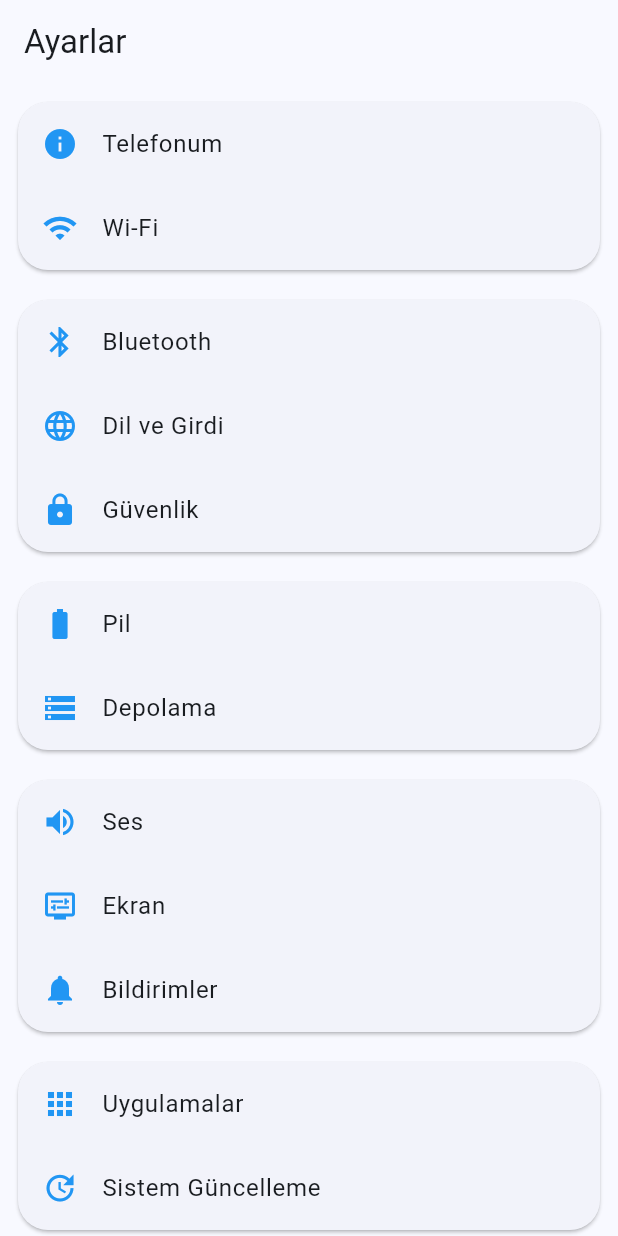
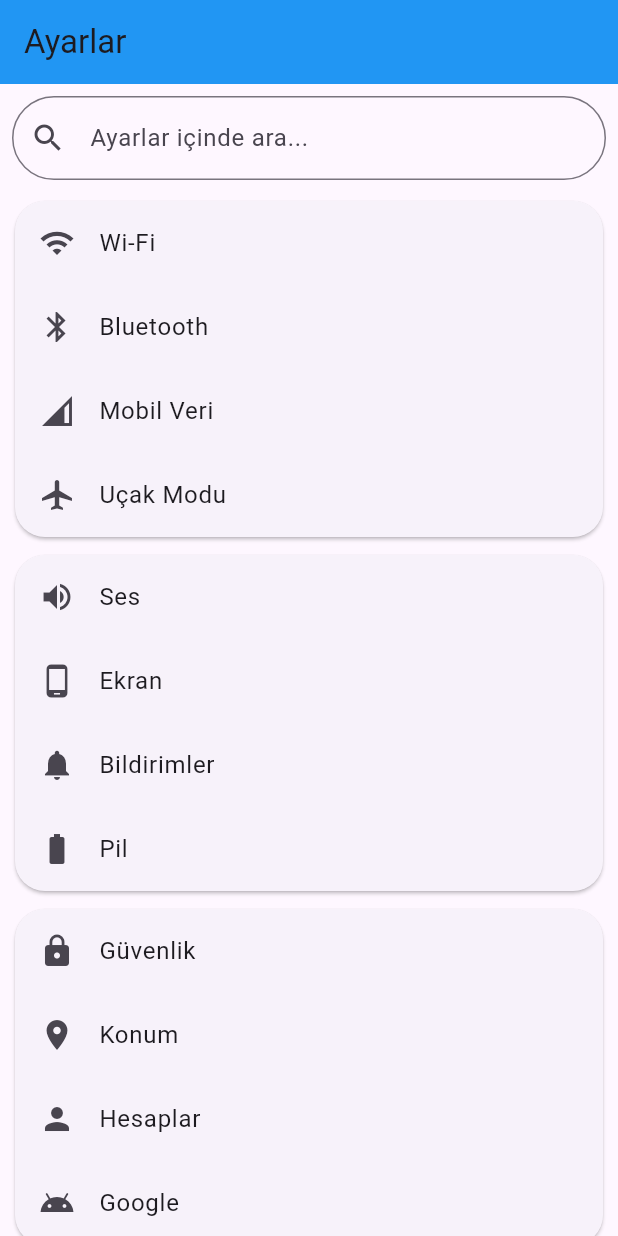
Before and after one commit to nsibvlizad-hub/Sin, a Flutter app: the screen it shows after launch, on a phone screen of 412 x 824 dp. Run offline on Flutter 3.47's test engine with Material 3 defaults, Android fonts, the phone set to English and light mode, and no system bars; our stand-ins replace shared_preferences.

Commit message:
Update main.dart

```diff
--- a/lib/main.dart
+++ b/lib/main.dart
@@ -1,5 +1,4 @@
 import 'package:flutter/material.dart';
-import 'package:android_intent_plus/android_intent.dart';
 
 void main() {
   runApp(const MyApp());
@@ -11,134 +10,156 @@ class MyApp extends StatelessWidget {
   @override
   Widget build(BuildContext context) {
     return MaterialApp(
-      title: 'Ayarlar Klonu',
-      theme: ThemeData(useMaterial3: true, colorSchemeSeed: Colors.blue),
-      home: const SettingsPage(),
       debugShowCheckedModeBanner: false,
+      title: 'Ayarlar',
+      theme: ThemeData(
+        primarySwatch: Colors.blue,
+      ),
+      home: const SettingsHome(),
     );
   }
 }
 
-class SettingsPage extends StatelessWidget {
-  const SettingsPage({super.key});
+class SettingsHome extends StatefulWidget {
+  const SettingsHome({super.key});
 
-  void _openSystemSetting(String action) {
-    final intent = AndroidIntent(action: action);
-    intent.launch();
+  @override
+  State<SettingsHome> createState() => _SettingsHomeState();
+}
+
+class _SettingsHomeState extends State<SettingsHome> {
+  String query = "";
+
+  final Map<String, List<Map<String, dynamic>>> settings = {
+    "Bağlantılar": [
+      {"title": "Wi-Fi", "icon": Icons.wifi},
+      {"title": "Bluetooth", "icon": Icons.bluetooth},
+      {"title": "Mobil Veri", "icon": Icons.network_cell},
+      {"title": "Uçak Modu", "icon": Icons.airplanemode_active},
+    ],
+    "Cihaz": [
+      {"title": "Ses", "icon": Icons.volume_up},
+      {"title": "Ekran", "icon": Icons.phone_android},
+      {"title": "Bildirimler", "icon": Icons.notifications},
+      {"title": "Pil", "icon": Icons.battery_full},
+    ],
+    "Kişisel": [
+      {"title": "Güvenlik", "icon": Icons.lock},
+      {"title": "Konum", "icon": Icons.location_on},
+      {"title": "Hesaplar", "icon": Icons.person},
+      {"title": "Google", "icon": Icons.android},
+    ],
+    "Sistem": [
+      {"title": "Dil ve Giriş", "icon": Icons.language},
+      {"title": "Yedekleme", "icon": Icons.backup},
+      {"title": "Geliştirici Seçenekleri", "icon": Icons.developer_mode},
+      {"title": "Telefonum", "icon": Icons.phone_iphone, "page": PhoneInfoPage()},
+    ],
+  };
+
+  @override
+  Widget build(BuildContext context) {
+    return Scaffold(
+      appBar: AppBar(
+        title: const Text("Ayarlar"),
+        backgroundColor: Colors.blue,
+      ),
+      body: Column(
+        children: [
+          // 🔍 Arama Çubuğu
+          Padding(
+            padding: const EdgeInsets.all(8.0),
+            child: TextField(
+              decoration: InputDecoration(
+                prefixIcon: const Icon(Icons.search),
+                hintText: "Ayarlar içinde ara...",
+                border: OutlineInputBorder(
+                  borderRadius: BorderRadius.circular(30),
+                ),
+              ),
+              onChanged: (value) {
+                setState(() {
+                  query = value.toLowerCase();
+                });
+              },
+            ),
+          ),
+          // 📋 Liste
+          Expanded(
+            child: ListView(
+              children: settings.entries.map((entry) {
+                final group = entry.value
+                    .where((item) =>
+                        item["title"].toLowerCase().contains(query))
+                    .toList();
+
+                if (group.isEmpty) return const SizedBox.shrink();
+
+                return Card(
+                  margin: const EdgeInsets.symmetric(
+                      vertical: 6.0, horizontal: 10.0),
+                  shape: RoundedRectangleBorder(
+                      borderRadius: BorderRadius.circular(20)),
+                  child: Column(
+                    children: group.map((item) {
+                      return ListTile(
+                        leading: Icon(item["icon"]),
+                        title: Text(item["title"]),
+                        onTap: () {
+                          if (item["page"] != null) {
+                            Navigator.push(
+                              context,
+                              MaterialPageRoute(
+                                  builder: (context) => item["page"]),
+                            );
+                          }
+                        },
+                      );
+                    }).toList(),
+                  ),
+                );
+              }).toList(),
+            ),
+          ),
+        ],
+      ),
+    );
+  }
+}
+
+class PhoneInfoPage extends StatelessWidget {
+  const PhoneInfoPage({super.key});
+
+  Widget buildInfoTile(String title, String value) {
+    return ListTile(
+      title: Text(title,
+          style: const TextStyle(fontWeight: FontWeight.bold, fontSize: 16)),
+      subtitle: Text(value, style: const TextStyle(fontSize: 15)),
+    );
   }
 
   @override
   Widget build(BuildContext context) {
     return Scaffold(
-      appBar: AppBar(title: const Text("Ayarlar")),
+      appBar: AppBar(
+        title: const Text("Telefonum"),
+        backgroundColor: Colors.blue,
+      ),
       body: ListView(
-        padding: const EdgeInsets.all(8),
         children: [
-          // 📌 Grup 1
-          _buildCard(context, [
-            _buildTile(context, Icons.info, "Telefonum", onTap: () {
-              Navigator.push(
-                context,
-                MaterialPageRoute(builder: (context) => const TelefonumPage()),
-              );
-            }),
-            _buildTile(context, Icons.wifi, "Wi-Fi",
-                onTap: () => _openSystemSetting("android.settings.WIFI_SETTINGS")),
-          ]),
-          const SizedBox(height: 12),
-
-          // 📌 Grup 2
-          _buildCard(context, [
-            _buildTile(context, Icons.bluetooth, "Bluetooth",
-                onTap: () => _openSystemSetting("android.settings.BLUETOOTH_SETTINGS")),
-            _buildTile(context, Icons.language, "Dil ve Girdi",
-                onTap: () => _openSystemSetting("android.settings.LOCALE_SETTINGS")),
-            _buildTile(context, Icons.lock, "Güvenlik",
-                onTap: () => _openSystemSetting("android.settings.SECURITY_SETTINGS")),
-          ]),
-          const SizedBox(height: 12),
-
-          // 📌 Grup 3
-          _buildCard(context, [
-            _buildTile(context, Icons.battery_full, "Pil",
-                onTap: () => _openSystemSetting("android.settings.BATTERY_SAVER_SETTINGS")),
-            _buildTile(context, Icons.storage, "Depolama",
-                onTap: () => _openSystemSetting("android.settings.INTERNAL_STORAGE_SETTINGS")),
-          ]),
-          const SizedBox(height: 12),
-
-          // 📌 Grup 4
-          _buildCard(context, [
-            _buildTile(context, Icons.volume_up, "Ses",
-                onTap: () => _openSystemSetting("android.settings.SOUND_SETTINGS")),
-            _buildTile(context, Icons.display_settings, "Ekran",
-                onTap: () => _openSystemSetting("android.settings.DISPLAY_SETTINGS")),
-            _buildTile(context, Icons.notifications, "Bildirimler",
-                onTap: () => _openSystemSetting("android.settings.NOTIFICATION_SETTINGS")),
-          ]),
-          const SizedBox(height: 12),
-
-          // 📌 Grup 5
-          _buildCard(context, [
-            _buildTile(context, Icons.apps, "Uygulamalar",
-                onTap: () => _openSystemSetting("android.settings.APPLICATION_SETTINGS")),
-            _buildTile(context, Icons.update, "Sistem Güncelleme",
-                onTap: () => _openSystemSetting("android.settings.SYSTEM_UPDATE_SETTINGS")),
-          ]),
+          buildInfoTile("RAM", "4 GB"),
+          buildInfoTile("Dahili Depolama", "128 GB"),
+          buildInfoTile("Knox", "Aktif"),
+          buildInfoTile("Yapım Numarası", "QP1A.190711.020"),
+          buildInfoTile("Android Güvenlik Yaması", "1 Ağustos 2025"),
+          buildInfoTile("Çekirdek Sürümü",
+              "5.10.149-g3f8a0a1-dirty (gcc 9.3.0)"),
+          buildInfoTile("Baseband Sürümü", "MOLY.LR12A.R3.MP.V110.2.P21"),
+          buildInfoTile("CPU", "MediaTek Helio A22 (Quad-core 2.0 GHz)"),
+          buildInfoTile("IMEI (Slot 1)", "356789123456789"),
+          buildInfoTile("IMEI (Slot 2)", "356789123456780"),
         ],
       ),
     );
   }
-
-  Widget _buildCard(BuildContext context, List<Widget> children) {
-    return Card(
-      shape: RoundedRectangleBorder(borderRadius: BorderRadius.circular(20)),
-      child: Column(children: children),
-    );
-  }
-
-  Widget _buildTile(BuildContext context, IconData icon, String title,
-      {VoidCallback? onTap}) {
-    return ListTile(
-      leading: Icon(icon, color: Colors.blue),
-      title: Text(title),
-      onTap: onTap,
-    );
-  }
 }
-
-class TelefonumPage extends StatelessWidget {
-  const TelefonumPage({super.key});
-
-  @override
-  Widget build(BuildContext context) {
-    final bilgiler = [
-      {"title": "RAM", "value": "4 GB"},
-      {"title": "Dahili Depolama", "value": "128 GB"},
-      {"title": "Knox", "value": "Aktif"},
-      {"title": "Yapım Numarası", "value": "QP1A.190711.020"},
-      {"title": "Android Güvenlik Yaması", "value": "1 Ağustos 2025"},
-      {"title": "Çekirdek Sürümü", "value": "5.10.149-g3f8a0a1-dirty (gcc 9.3.0)"},
-      {"title": "Baseband Sürümü", "value": "MOLY.LR12A.R3.MP.V110.2.P21"},
-      {"title": "CPU", "value": "MediaTek Helio A22 (Quad-core 2.0 GHz)"},
-      {"title": "IMEI (Slot 1)", "value": "356789123456789"},
-      {"title": "IMEI (Slot 2)", "value": "356789123456780"},
-    ];
-
-    return Scaffold(
-      appBar: AppBar(title: const Text("Telefonum")),
-      body: ListView.separated(
-        padding: const EdgeInsets.all(12),
-        itemCount: bilgiler.length,
-        separatorBuilder: (_, __) => const Divider(height: 1),
-        itemBuilder: (context, index) {
-          final item = bilgiler[index];
-          return ListTile(
-            title: Text(item["title"]!),
-            subtitle: Text(item["value"]!),
-          );
-        },
-      ),
-    );
-  }
-}
```
